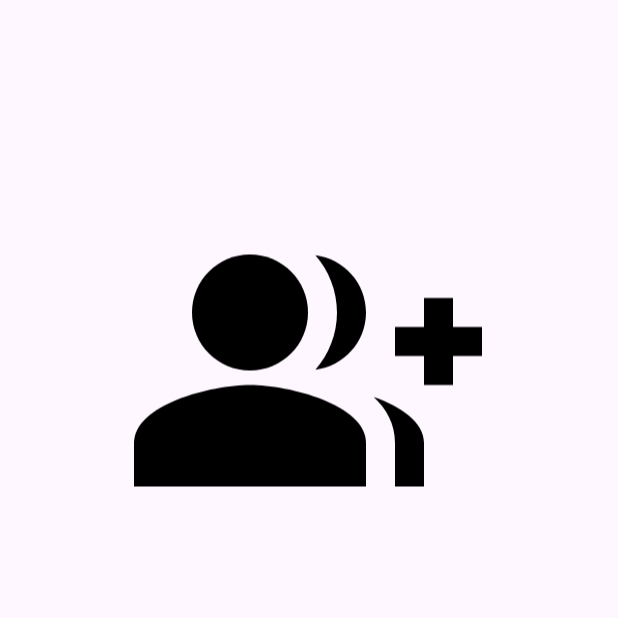
After one commit to devansh-dek/Unify, an Android app: the AttendanceActivity screen opened directly, with no data from a screen before it, on a phone screen of 412 x 824 dp, the top half of it. The commit adds this screen. Run offline under Robolectric (Android 15) with nearby library versions, the light colour scheme and no system bars; Roboto replaces fonts that are not available here.

Commit message:
Added Attendace for facualty activities

```diff
--- /dev/null
+++ b/app/src/main/java/com/example/unify/PresentationsFaculty/AttendanceActivity.kt
@@ -0,0 +1,43 @@
+package com.example.unify.PresentationsFaculty
+
+import androidx.appcompat.app.AppCompatActivity
+import android.os.Bundle
+import androidx.activity.result.contract.ActivityResultContracts
+import com.example.unify.R
+import com.example.unify.Utils.POST_FOLDER
+import com.example.unify.databinding.ActivityAttendanceBinding
+import uploadImage
+
+class AttendanceActivity : AppCompatActivity() {
+    val binding by lazy{
+        ActivityAttendanceBinding.inflate(layoutInflater)
+    }
+    var imageUrl: String?=null
+
+    private val launcher = registerForActivityResult(ActivityResultContracts.GetContent()){
+            uri->
+        uri.let {
+            if (uri != null) {
+                uploadImage(uri, POST_FOLDER){
+                        url->
+                    if(it!=null){
+                        binding.AddImage.setImageURI(uri)
+                        imageUrl= url
+                    }
+                }
+            }
+
+        }
+    }
+    override fun onCreate(savedInstanceState: Bundle?) {
+        super.onCreate(savedInstanceState)
+
+        binding.AddImage.setOnClickListener {
+            launcher.launch("image/*")
+
+        }
+
+
+        setContentView(binding.root)
+    }
+}
--- /dev/null
+++ b/app/src/main/res/drawable/baseline_group_add_24.xml
@@ -0,0 +1,9 @@
+<vector android:height="24dp" android:tint="#000000"
+    android:viewportHeight="24" android:viewportWidth="24"
+    android:width="24dp" xmlns:android="http://schemas.android.com/apk/res/android">
+    <path android:fillColor="@android:color/white" android:pathData="M22,9l0,-2l-2,0l0,2l-2,0l0,2l2,0l0,2l2,0l0,-2l2,0l0,-2z"/>
+    <path android:fillColor="@android:color/white" android:pathData="M8,12c2.21,0 4,-1.79 4,-4s-1.79,-4 -4,-4S4,5.79 4,8S5.79,12 8,12z"/>
+    <path android:fillColor="@android:color/white" android:pathData="M8,13c-2.67,0 -8,1.34 -8,4v3h16v-3C16,14.34 10.67,13 8,13z"/>
+    <path android:fillColor="@android:color/white" android:pathData="M12.51,4.05C13.43,5.11 14,6.49 14,8s-0.57,2.89 -1.49,3.95C14.47,11.7 16,10.04 16,8S14.47,4.3 12.51,4.05z"/>
+    <path android:fillColor="@android:color/white" android:pathData="M16.53,13.83C17.42,14.66 18,15.7 18,17v3h2v-3C20,15.55 18.41,14.49 16.53,13.83z"/>
+</vector>
--- /dev/null
+++ b/app/src/main/res/layout/activity_attendance.xml
@@ -0,0 +1,19 @@
+<?xml version="1.0" encoding="utf-8"?>
+<androidx.constraintlayout.widget.ConstraintLayout xmlns:android="http://schemas.android.com/apk/res/android"
+    xmlns:app="http://schemas.android.com/apk/res-auto"
+    xmlns:tools="http://schemas.android.com/tools"
+    android:layout_width="match_parent"
+    android:layout_height="match_parent"
+    tools:context=".PresentationsFaculty.AttendanceActivity">
+
+    <ImageView
+        android:id="@+id/AddImage"
+        android:layout_width="232dp"
+        android:layout_height="262dp"
+        android:layout_marginTop="116dp"
+        app:layout_constraintEnd_toEndOf="parent"
+        app:layout_constraintHorizontal_bias="0.497"
+        app:layout_constraintStart_toStartOf="parent"
+        app:layout_constraintTop_toTopOf="parent"
+        app:srcCompat="@drawable/baseline_group_add_24" />
+</androidx.constraintlayout.widget.ConstraintLayout>
--- a/app/src/main/res/layout/activity_faculty.xml
+++ b/app/src/main/res/layout/activity_faculty.xml
@@ -7,7 +7,7 @@
     tools:context=".PresentationsFaculty.FacultyActivity">
 
     <androidx.cardview.widget.CardView
-        android:id="@+id/cardView"
+        android:id="@+id/attendance"
         android:layout_width="148dp"
         android:layout_height="123dp"
 
@@ -24,7 +24,7 @@
             android:layout_width="match_parent"
             android:layout_height="match_parent"
             android:layout_margin="10dp"
-            app:srcCompat="@drawable/heart" />
+            app:srcCompat="@drawable/attendance" />
     </androidx.cardview.widget.CardView>
 
     <androidx.cardview.widget.CardView
```
Also changed, not shown: app/src/main/AndroidManifest.xml (+4 -4 lines), app/src/main/java/com/example/unify/PresentationsFaculty/FacultyActivity.kt (+20 -1 lines), app/src/main/res/drawable/attendance.png (added).
